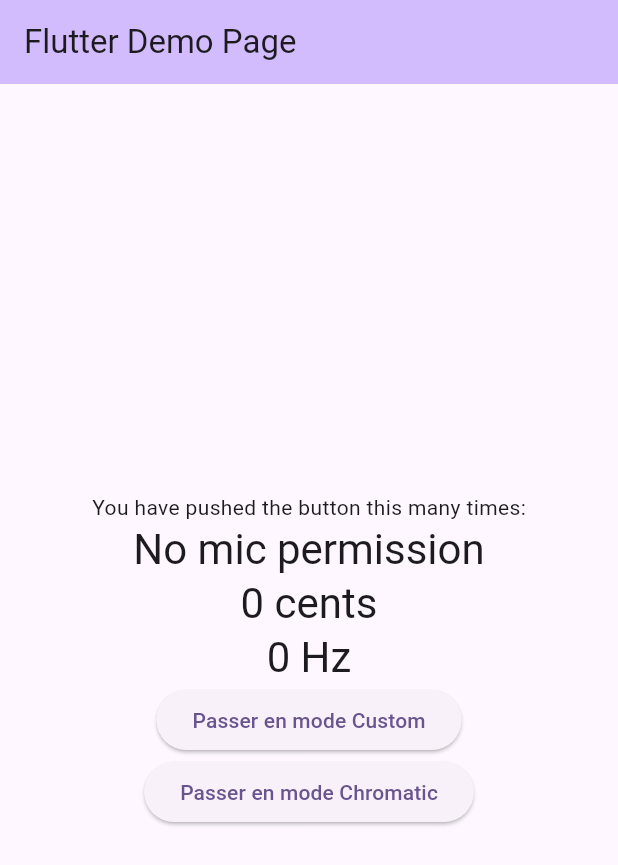
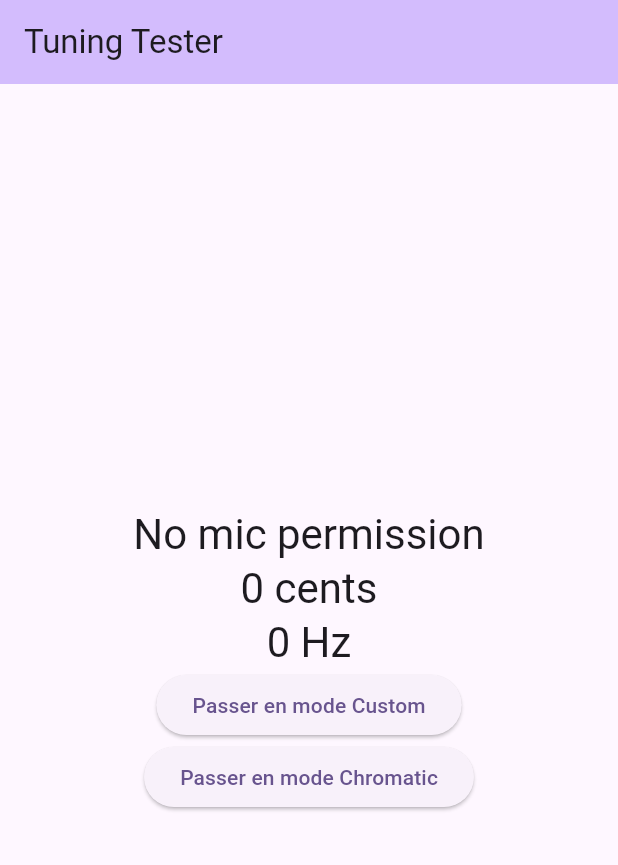
Before and after one commit to salmon-loick/mobile-guitar-project, a Flutter app: the screen it shows after launch, after a tap on "Passer en mode Custom", on a phone screen of 412 x 824 dp. Shown: the top 865 px of the screen. Run offline on Flutter 3.47's test engine with Material 3 defaults, Android fonts, the light colour scheme and no system bars; our stand-ins replace flutter_bloc; missing offline and left inert: buffered_list_stream, pitch_detector_dart, record; statements that could not run were skipped.

Commit message:
refactor(structure) prepare structure for merge

```diff
--- a/lib/main.dart
+++ b/lib/main.dart
@@ -3,6 +3,7 @@ import 'package:mobile_guitar_project/model/tuning_handler.dart';
 import 'package:mobile_guitar_project/model/freq_handler.dart';
 
 import 'package:flutter_bloc/flutter_bloc.dart';
+import 'package:mobile_guitar_project/screens/tuning_tester.dart';
 import 'package:pitch_detector_dart/pitch_detector.dart';
 import 'package:record/record.dart';
 
@@ -16,97 +17,13 @@ class MyApp extends StatelessWidget {
   // This widget is the root of your application.
   @override
   Widget build(BuildContext context) {
-    return MultiRepositoryProvider(
-        providers: [
-          RepositoryProvider<AudioRecorder>(
-            create: (context) => AudioRecorder(),
-          ),
-          RepositoryProvider<PitchDetector>(
-            create: (context) => PitchDetector(),
-          ),
-
-          RepositoryProvider<FreqHandler>(
-            create: (context) => FreqHandler(),
-          ),
-
-        ],
-        child: MultiBlocProvider(
-          providers: [
-            BlocProvider<TuningHandler>(
-              create: (context) => TuningHandler(
-                context.read<AudioRecorder>(),
-                context.read<PitchDetector>(),
-                context.read<FreqHandler>(),
-              ),
-            ),
-          ],
-          child: MaterialApp(
-            title: 'Flutter Demo',
-            theme: ThemeData(
-              colorScheme: ColorScheme.fromSeed(seedColor: Colors.deepPurple),
-              useMaterial3: true,
-            ),
-            home: const MyHomePage(title: 'Flutter Demo Page'),
-          ),
-        ));
-  }
-}
-
-class MyHomePage extends StatelessWidget {
-  const MyHomePage({super.key, required this.title});
-
-  final String title;
-
-  @override
-  Widget build(BuildContext context) {
-    final tuningHandlerState = context.watch<TuningHandler>().state;
-    return Scaffold(
-      appBar: AppBar(
-        backgroundColor: Theme.of(context).colorScheme.inversePrimary,
-        title: Text(title),
+    return MaterialApp(
+      title: 'Flutter Demo',
+      theme: ThemeData(
+        colorScheme: ColorScheme.fromSeed(seedColor: Colors.deepPurple),
+        useMaterial3: true,
       ),
-      body: Center(
-        child: Column(
-          mainAxisAlignment: MainAxisAlignment.center,
-          children: <Widget>[
-            const Text(
-              'You have pushed the button this many times:',
-            ),
-            Text(
-              tuningHandlerState.note,
-              style: Theme.of(context).textTheme.headlineMedium,
-            ),
-            Text(
-              "${tuningHandlerState.centsOff.toStringAsFixed(0)} cents",
-              style: Theme.of(context).textTheme.headlineMedium,
-            ),
-            Text(
-              "${tuningHandlerState.actualFrequency.toStringAsFixed(0)} Hz",
-              style: Theme.of(context).textTheme.headlineMedium,
-            ),
-            ElevatedButton(
-              onPressed: () {
-                context.read<FreqHandler>().setCustom({
-                  "E2": 82.41,
-                  "A2": 110.0,
-                  "D3": 146.83,
-                  "G3": 196.0,
-                  "B3": 246.94,
-                  "E4": 329.63,
-                });
-              },
-              child: Text("Passer en mode Custom"),
-            ),
-            ElevatedButton(
-              onPressed: () {
-                context.read<FreqHandler>().setChromatic();
-              },
-              child: Text("Passer en mode Chromatic"),
-            ),
-
-          ],
-        ),
-      ),
+      home: const TuningTester(title: 'Tuning Tester'),
     );
   }
 }
--- /dev/null
+++ b/lib/screens/tuning_tester.dart
@@ -0,0 +1,98 @@
+import 'package:flutter/material.dart';
+import 'package:mobile_guitar_project/model/freq_handler.dart';
+import 'package:mobile_guitar_project/model/tuning_handler.dart';
+
+import 'package:flutter_bloc/flutter_bloc.dart';
+import 'package:pitch_detector_dart/pitch_detector.dart';
+import 'package:record/record.dart';
+
+
+class TuningTester extends StatelessWidget {
+  const TuningTester({super.key, required this.title});
+  final String title;
+  @override
+  Widget build(BuildContext context) {
+    return MultiRepositoryProvider(
+      providers: [
+        RepositoryProvider<AudioRecorder>(
+          create: (context) => AudioRecorder(),
+        ),
+        RepositoryProvider<PitchDetector>(
+          create: (context) => PitchDetector(),
+        ),
+
+        RepositoryProvider<FreqHandler>(
+          create: (context) => FreqHandler(),
+        ),
+      ],
+
+      child: MultiBlocProvider(
+        providers: [
+          BlocProvider<TuningHandler>(
+          create: (context) => TuningHandler(
+            context.read<AudioRecorder>(),
+            context.read<PitchDetector>(),
+            context.read<FreqHandler>(),
+          ),
+        ),
+        ],
+        child: Scaffold(
+          appBar: AppBar(
+            backgroundColor: Theme.of(context).colorScheme.inversePrimary,
+            title: Text(title),
+          ),
+          body: TuningResultDisplay()
+        ),
+      ),
+    );
+  }
+}
+
+class TuningResultDisplay extends StatelessWidget {
+  const TuningResultDisplay({super.key});
+
+  @override
+  Widget build(BuildContext context) {
+    final tuningHandlerState = context.watch<TuningHandler>().state;
+    return Center(
+      child: Column(
+        mainAxisAlignment: MainAxisAlignment.center,
+        children: <Widget>[
+          Text(
+            tuningHandlerState.note,
+            style: Theme.of(context).textTheme.headlineMedium,
+          ),
+          Text(
+            "${tuningHandlerState.centsOff.toStringAsFixed(0)} cents",
+            style: Theme.of(context).textTheme.headlineMedium,
+          ),
+          Text(
+            "${tuningHandlerState.actualFrequency.toStringAsFixed(0)} Hz",
+            style: Theme.of(context).textTheme.headlineMedium,
+          ),
+          ElevatedButton(
+            onPressed: () {
+              context.read<FreqHandler>().setCustom({
+                "E2": 82.41,
+                "A2": 110.0,
+                "D3": 146.83,
+                "G3": 196.0,
+                "B3": 246.94,
+                "E4": 329.63,
+              });
+            },
+            child: Text("Passer en mode Custom"),
+          ),
+          ElevatedButton(
+            onPressed: () {
+              context.read<FreqHandler>().setChromatic();
+            },
+            child: Text("Passer en mode Chromatic"),
+          ),
+
+        ],
+      ),
+    );
+  }
+
+}
```
